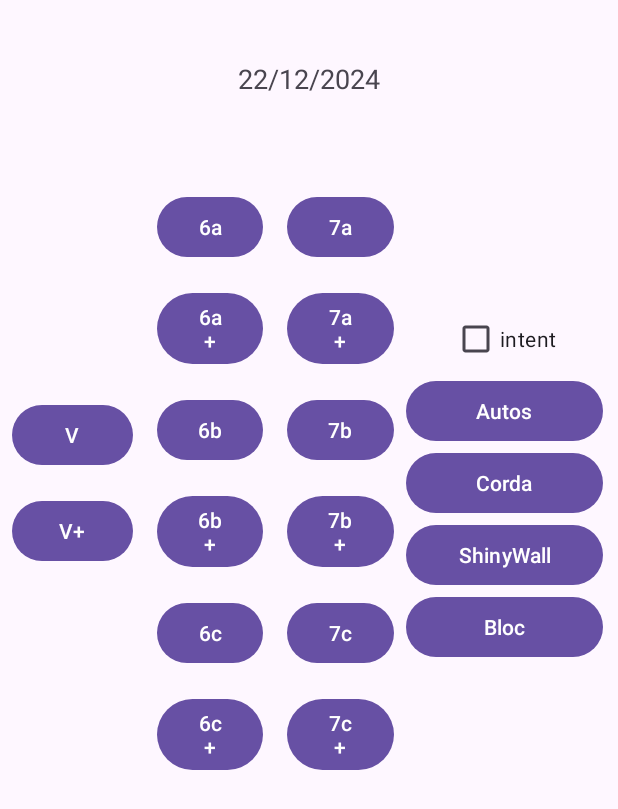
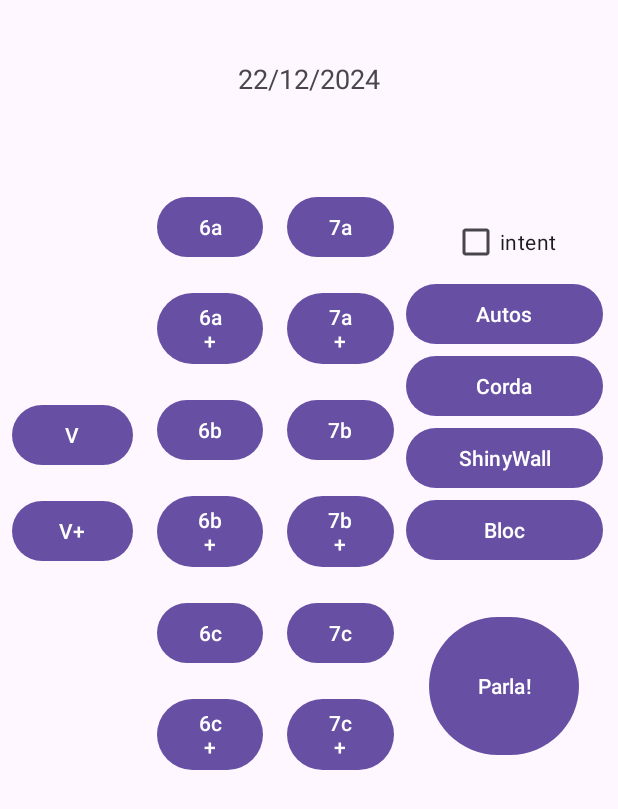
Before and after one commit to xmorera-joviat/ClimbingTrainingApp, an Android app: the screen it shows after launch (MainActivity), on a phone screen of 412 x 824 dp. Shown: the top 809 px of the screen. Run offline under Robolectric (Android 15) with nearby library versions, the phone set to English and light mode, and no system bars.

Commit message:
afegit el botó de veu. s'ha de configurar la recollida de dades.

```diff
--- a/app/src/main/AndroidManifest.xml
+++ b/app/src/main/AndroidManifest.xml
@@ -1,6 +1,8 @@
 <?xml version="1.0" encoding="utf-8"?>
 <manifest xmlns:android="http://schemas.android.com/apk/res/android"
     xmlns:tools="http://schemas.android.com/tools">
+
+    <uses-permission android:name="android.permission.RECORD_AUDIO"/>
 
     <application
         android:allowBackup="true"
--- a/app/src/main/java/com/xmorera/climbingtrainingapp/MainActivity.java
+++ b/app/src/main/java/com/xmorera/climbingtrainingapp/MainActivity.java
@@ -2,8 +2,11 @@ package com.xmorera.climbingtrainingapp;
 
 import android.annotation.SuppressLint;
 import android.app.DatePickerDialog;
+import android.content.ActivityNotFoundException;
+import android.content.Intent;
 import android.database.Cursor;
 import android.os.Bundle;
+import android.speech.RecognizerIntent;
 import android.view.View;
 import android.widget.Button;
 import android.widget.CheckBox;
@@ -12,31 +15,47 @@ import android.widget.TextView;
 import android.widget.Toast;
 
 import androidx.activity.EdgeToEdge;
+import androidx.activity.result.ActivityResultLauncher;
+import androidx.activity.result.contract.ActivityResultContracts;
 import androidx.appcompat.app.AppCompatActivity;
 import androidx.core.graphics.Insets;
 import androidx.core.view.ViewCompat;
 import androidx.core.view.WindowInsetsCompat;
 
 import java.text.SimpleDateFormat;
-import java.time.LocalDate;
+import java.util.ArrayList;
 import java.util.Calendar;
-import java.util.Date;
 
 public class MainActivity extends AppCompatActivity {
 
-    TextView dateTextView, infoTextView;
+    TextView dateTextView, infoTextView; //mostrar la data i mostrar la via seleccionada
     Calendar calendar = Calendar.getInstance();
     SimpleDateFormat dateFormat = new SimpleDateFormat("dd/MM/yyyy");
-    Button btnV, btnVplus, btn6a, btn6b, btn6c, btn7a, btn7b, btn7c;
+    Button btnV, btn6a, btn6b, btn6c, btn7a, btn7b, btn7c;
     Button btnVPlus, btn6aPlus, btn6bPlus, btn6cPlus, btn7aPlus, btn7bPlus, btn7cPlus;
     CheckBox chkIntent;
-    Button btnAutos, btnCorda, btnShinyWall, btnBloc;
+    Button btnAutos, btnCorda, btnShinyWall, btnBloc;//tipus de via
+    //variables per a entrar les dades a la base de dades
     String via;
     String paret;
     int intent = 0;
-    Date data;
-    TextView dadesTextView;
-    DatabaseHelper databaseHelper;
+    TextView mostrarDadesTextView; //camp  temporal per mostrar dades de la base de dades s'ha de fer amb un recyclerView
+    DatabaseHelper databaseHelper;//auxiliar de la base de dades
+    Button btnSpeak;//botó per entrar les conamdes de veu
+
+    //Definició de l'ActivityResultLauncher per tractar el reconeixement de veu
+    private final ActivityResultLauncher<Intent> voiceInputLauncher = registerForActivityResult(
+            new ActivityResultContracts.StartActivityForResult(),
+            result -> {
+                if (result.getResultCode() == RESULT_OK && result.getData() != null) {
+                    ArrayList<String> results = result.getData().getStringArrayListExtra(RecognizerIntent.EXTRA_RESULTS);
+                    if (results != null && !results.isEmpty()) {
+                        String command = results.get(0);
+                        Toast.makeText(this, "Command: " + command, Toast.LENGTH_SHORT).show();
+                        //afegir les dades reconegudes a la bd
+                    }
+                }
+            });
 
     @SuppressLint("MissingInflatedId")
     @Override
@@ -49,8 +68,9 @@ public class MainActivity extends AppCompatActivity {
             v.setPadding(systemBars.left, systemBars.top, systemBars.right, systemBars.bottom);
             return insets;
         });
+
         dateTextView = findViewById(R.id.dateTextView);
-        //data actual
+        //data actual, la posem a l'inici de l'aplicació
         updateDateTextView();
         //selecció d'una data
         dateTextView.setOnClickListener(new View.OnClickListener() {
@@ -98,7 +118,7 @@ public class MainActivity extends AppCompatActivity {
         btnShinyWall = findViewById(R.id.btnShinyWall);
         btnBloc = findViewById(R.id.btnBloc);
 
-        //listeners pels botons de climbing
+        //listeners pels botons de paret
         setWallListener(btnAutos);
         setWallListener(btnCorda);
         setWallListener(btnShinyWall);
@@ -106,11 +126,15 @@ public class MainActivity extends AppCompatActivity {
 
         chkIntent = findViewById(R.id.chkIntent);
 
-        dadesTextView = findViewById(R.id.dadesTextView);
+        databaseHelper = new DatabaseHelper(this);
+        displayData(); //mostrar totes les dades de la bd
+        mostrarDadesTextView = findViewById(R.id.mostrarDadesTextView);//camp temporal a substituir per un RecyclerView
 
-        databaseHelper = new DatabaseHelper(this);
-        displayData();
+        btnSpeak = findViewById(R.id.btnSpeak);
+        btnSpeak.setOnClickListener(view -> startVoiceInput());
     }
+
+
 
     private void updateDateTextView() {
         String currentDate = dateFormat.format(calendar.getTime());
@@ -172,14 +196,18 @@ public class MainActivity extends AppCompatActivity {
                     } else {
                         Toast.makeText(MainActivity.this, "Error en guardar la via", Toast.LENGTH_SHORT).show();
                     }
-                    //reset
-                    infoTextView.setText("");
-                    chkIntent.setChecked(false);
-                    intent = 0;
-                    displayData();
+                    resetInput();
+                    displayData(); //mostrar totes les dades emmagatzemades a la bd
                 }
             }
         });
+    }
+
+    private void resetInput() {
+        //reset pantalla introducció de dades
+        infoTextView.setText("");
+        chkIntent.setChecked(false);
+        intent = 0;
     }
 
     private void displayData(){
@@ -196,7 +224,20 @@ public class MainActivity extends AppCompatActivity {
             stringBuilder.append("Intent: ").append(cursor.getInt(4)).append("\n");
         }
         cursor.close();
-        dadesTextView.setText(stringBuilder.toString());
+        mostrarDadesTextView.setText(stringBuilder.toString());
 
     }
+
+    private void startVoiceInput() {
+        resetInput();
+        Intent intent = new Intent(RecognizerIntent.ACTION_RECOGNIZE_SPEECH);
+        intent.putExtra(RecognizerIntent.EXTRA_LANGUAGE_MODEL, RecognizerIntent.LANGUAGE_MODEL_FREE_FORM);
+        intent.putExtra(RecognizerIntent.EXTRA_LANGUAGE, "ca-ES");
+        intent.putExtra(RecognizerIntent.EXTRA_PROMPT, "Digues el grau, la paret (i si és intent...)");
+        try {
+            voiceInputLauncher.launch(intent);
+        } catch (ActivityNotFoundException a){
+            Toast.makeText(this, "Ho sento, el reconeixement de veu no és compatible en aquest dispositiu", Toast.LENGTH_SHORT).show();
+        }
+    }
 }
--- a/app/src/main/res/layout/activity_main.xml
+++ b/app/src/main/res/layout/activity_main.xml
@@ -197,11 +197,18 @@
                 android:layout_width="match_parent"
                 android:layout_height="wrap_content"
                 android:text="Bloc" />
+
+            <Button
+                android:id="@+id/btnSpeak"
+                android:layout_width="100dp"
+                android:layout_height="100dp"
+                android:layout_marginTop="30dp"
+                android:text="Parla!" />
         </LinearLayout>
     </LinearLayout>
 
     <TextView
-        android:id="@+id/dadesTextView"
+        android:id="@+id/mostrarDadesTextView"
         android:layout_width="match_parent"
         android:layout_height="wrap_content"
         android:layout_marginTop="20dp" />
```
